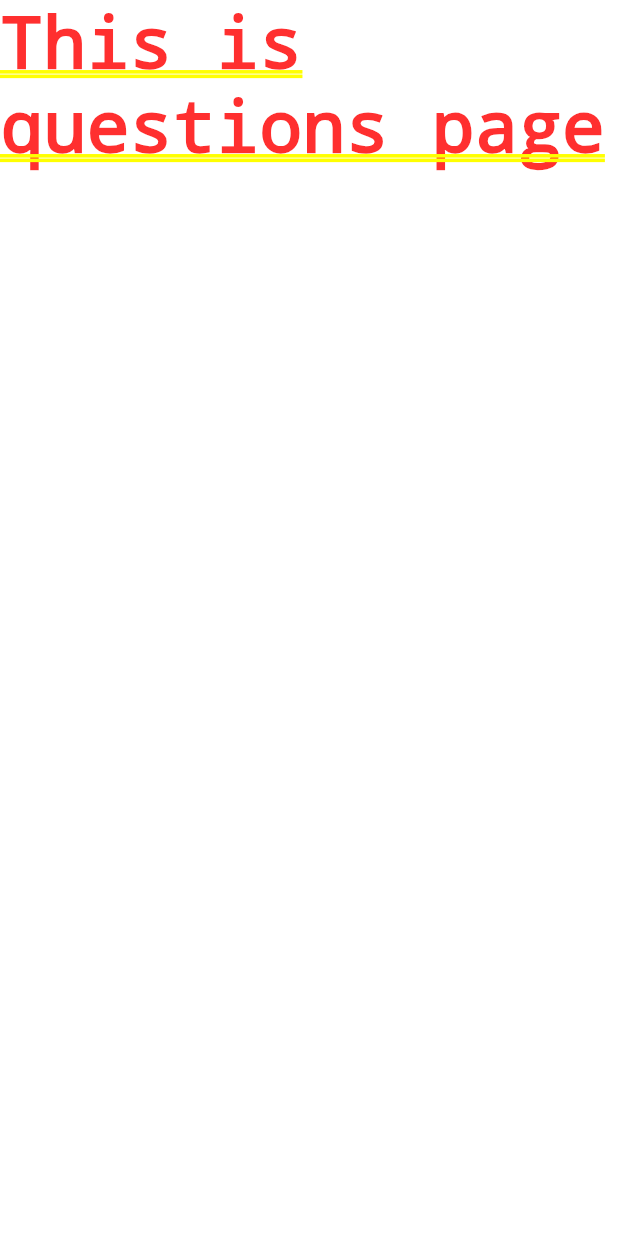
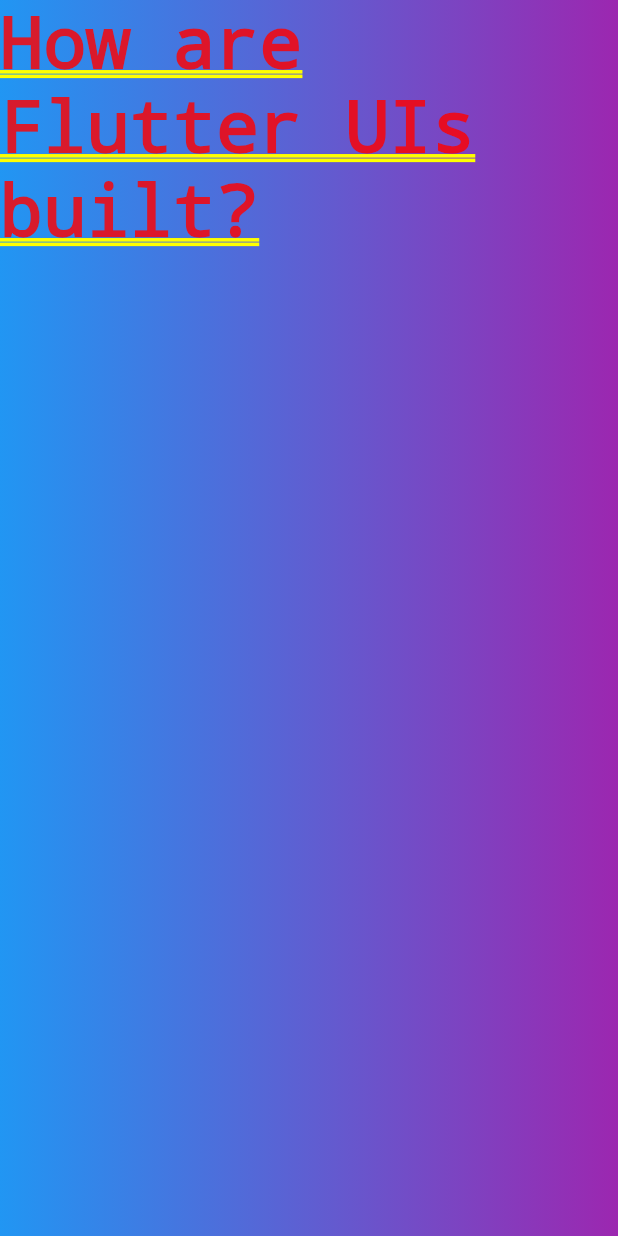
Before and after one commit to ebrahimmorkas/flutter_quiz_app, a Flutter app: the screen it shows after launch, after a tap on "Start Quiz", on a phone screen of 412 x 824 dp. Run offline on Flutter 3.47's test engine with Material 3 defaults, Android fonts, the phone set to English and light mode, and no system bars.

Commit message:
Question can be displayed which are hard coded

```diff
--- /dev/null
+++ b/lib/data/questions_list.dart
@@ -0,0 +1,55 @@
+import "package:quiz_app/questions_blueprint/questions_blueprint.dart";
+
+const questions = [
+  QuestionsBlueprint(
+    'What are the main building blocks of Flutter UIs?',
+    [
+      'Widgets',
+      'Components',
+      'Blocks',
+      'Functions',
+    ],
+  ),
+  QuestionsBlueprint('How are Flutter UIs built?', [
+    'By combining widgets in code',
+    'By combining widgets in a visual editor',
+    'By defining widgets in config files',
+    'By using XCode for iOS and Android Studio for Android',
+  ]),
+  QuestionsBlueprint(
+    'What\'s the purpose of a StatefulWidget?',
+    [
+      'Update UI as data changes',
+      'Update data as UI changes',
+      'Ignore data changes',
+      'Render UI that does not depend on data',
+    ],
+  ),
+  QuestionsBlueprint(
+    'Which widget should you try to use more often: StatelessWidget or StatefulWidget?',
+    [
+      'StatelessWidget',
+      'StatefulWidget',
+      'Both are equally good',
+      'None of the above',
+    ],
+  ),
+  QuestionsBlueprint(
+    'What happens if you change data in a StatelessWidget?',
+    [
+      'The UI is not updated',
+      'The UI is updated',
+      'The closest StatefulWidget is updated',
+      'Any nested StatefulWidgets are updated',
+    ],
+  ),
+  QuestionsBlueprint(
+    'How should you update data inside of StatefulWidgets?',
+    [
+      'By calling setState()',
+      'By calling updateData()',
+      'By calling updateUI()',
+      'By calling updateState()',
+    ],
+  ),
+];
--- a/lib/questions.dart
+++ b/lib/questions.dart
@@ -1,4 +1,7 @@
+// File that will display the questions oo screen
 import "package:flutter/material.dart";
+import "package:quiz_app/questions_blueprint/questions_blueprint.dart";
+import 'package:quiz_app/data/questions_list.dart';
 
 class Questions extends StatefulWidget {
   @override
@@ -6,7 +9,24 @@ class Questions extends StatefulWidget {
 }
 
 class _QuestionsList extends State<Questions> {
+  void incrementIndex() {
+
+  }
   Widget build(context) {
-    return Text("This is questions page");
+    QuestionsBlueprint question = questions[1];
+    return Container(
+      decoration: BoxDecoration(
+        gradient: LinearGradient(
+          colors: [Colors.blue, Colors.purple],
+        ),
+      ),
+      child: Center(
+        child: Column(
+          children: [
+            Text(question.question),
+          ],
+        ),
+      ),
+    );
   }
 }
--- /dev/null
+++ b/lib/questions_blueprint/questions_blueprint.dart
@@ -0,0 +1,5 @@
+class QuestionsBlueprint {
+  const QuestionsBlueprint(this.question, this.answersList);
+  final String question;
+  final List<String> answersList;
+}
```
